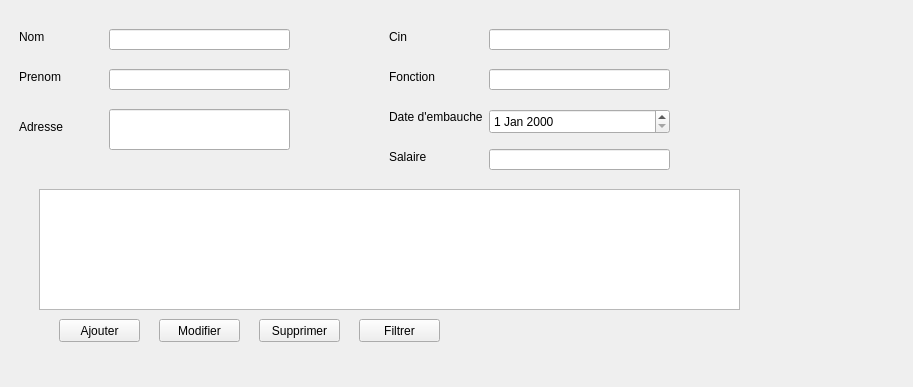
The window that mainwindow.ui (Rolerdxx/Gestion-des-employes-QT-CPP) describes before a commit, drawn with Qt 5.
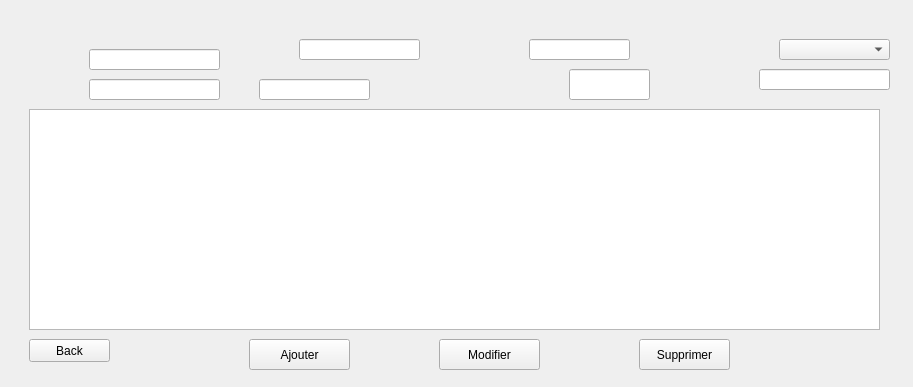
The same window after the commit. The open tabs and pages were chosen to show the change. Icons and pictures are not drawn.

Diff of the .ui file:
```diff
--- a/mainwindow.ui
+++ b/mainwindow.ui
@@ -19,6 +19,9 @@
   <property name="windowTitle">
    <string>MainWindow</string>
   </property>
+  <property name="styleSheet">
+   <string notr="true">QMainWindow {background-image: url(./images/2.png);}</string>
+  </property>
   <widget class="QWidget" name="centralwidget">
    <layout class="QHBoxLayout" name="horizontalLayout">
     <item>
@@ -127,9 +130,9 @@
        <widget class="QLineEdit" name="Nom_edit">
         <property name="geometry">
          <rect>
-          <x>100</x>
-          <y>20</y>
-          <width>181</width>
+          <x>80</x>
+          <y>40</y>
+          <width>131</width>
           <height>21</height>
          </rect>
         </property>
@@ -137,19 +140,19 @@
        <widget class="QLineEdit" name="Adr_edit">
         <property name="geometry">
          <rect>
-          <x>100</x>
-          <y>100</y>
-          <width>181</width>
-          <height>41</height>
+          <x>290</x>
+          <y>30</y>
+          <width>121</width>
+          <height>21</height>
          </rect>
         </property>
        </widget>
        <widget class="QLineEdit" name="Prenom_edit">
         <property name="geometry">
          <rect>
-          <x>100</x>
-          <y>60</y>
-          <width>181</width>
+          <x>80</x>
+          <y>70</y>
+          <width>131</width>
           <height>21</height>
          </rect>
         </property>
@@ -157,9 +160,9 @@
        <widget class="QLineEdit" name="Cin_edit">
         <property name="geometry">
          <rect>
-          <x>480</x>
-          <y>20</y>
-          <width>181</width>
+          <x>250</x>
+          <y>70</y>
+          <width>111</width>
           <height>21</height>
          </rect>
         </property>
@@ -167,118 +170,30 @@
        <widget class="QLineEdit" name="Fct_edit">
         <property name="geometry">
          <rect>
-          <x>480</x>
-          <y>60</y>
-          <width>181</width>
-          <height>21</height>
-         </rect>
-        </property>
-       </widget>
-       <widget class="QLabel" name="label_3">
-        <property name="geometry">
-         <rect>
-          <x>10</x>
-          <y>20</y>
-          <width>49</width>
-          <height>16</height>
-         </rect>
-        </property>
-        <property name="text">
-         <string>Nom</string>
-        </property>
-       </widget>
-       <widget class="QLabel" name="label_4">
-        <property name="geometry">
-         <rect>
-          <x>10</x>
-          <y>60</y>
-          <width>49</width>
-          <height>16</height>
-         </rect>
-        </property>
-        <property name="text">
-         <string>Prenom</string>
-        </property>
-       </widget>
-       <widget class="QLabel" name="label_6">
-        <property name="geometry">
-         <rect>
-          <x>10</x>
-          <y>110</y>
-          <width>49</width>
-          <height>16</height>
-         </rect>
-        </property>
-        <property name="text">
-         <string>Adresse</string>
-        </property>
-       </widget>
-       <widget class="QLabel" name="label_7">
-        <property name="geometry">
-         <rect>
-          <x>380</x>
-          <y>20</y>
-          <width>49</width>
-          <height>16</height>
-         </rect>
-        </property>
-        <property name="text">
-         <string>Cin</string>
-        </property>
-       </widget>
-       <widget class="QLabel" name="label_10">
-        <property name="geometry">
-         <rect>
-          <x>380</x>
-          <y>60</y>
-          <width>49</width>
-          <height>16</height>
-         </rect>
-        </property>
-        <property name="text">
-         <string>Fonction</string>
-        </property>
-       </widget>
-       <widget class="QDateEdit" name="dateEdit">
-        <property name="geometry">
-         <rect>
-          <x>480</x>
-          <y>100</y>
-          <width>181</width>
-          <height>25</height>
-         </rect>
-        </property>
-       </widget>
-       <widget class="QLabel" name="label_11">
-        <property name="geometry">
-         <rect>
-          <x>380</x>
-          <y>100</y>
+          <x>520</x>
+          <y>30</y>
           <width>101</width>
-          <height>16</height>
+          <height>21</height>
          </rect>
         </property>
-        <property name="text">
-         <string>Date d'embauche</string>
-        </property>
        </widget>
        <widget class="QTableView" name="tableView">
         <property name="geometry">
          <rect>
-          <x>30</x>
-          <y>180</y>
-          <width>701</width>
-          <height>121</height>
+          <x>20</x>
+          <y>100</y>
+          <width>851</width>
+          <height>221</height>
          </rect>
         </property>
        </widget>
        <widget class="QToolButton" name="Ajouter_btn">
         <property name="geometry">
          <rect>
-          <x>50</x>
-          <y>310</y>
-          <width>81</width>
-          <height>23</height>
+          <x>240</x>
+          <y>330</y>
+          <width>101</width>
+          <height>31</height>
          </rect>
         </property>
         <property name="text">
@@ -288,10 +203,10 @@
        <widget class="QToolButton" name="Modifier_btn">
         <property name="geometry">
          <rect>
-          <x>150</x>
-          <y>310</y>
-          <width>81</width>
-          <height>23</height>
+          <x>430</x>
+          <y>330</y>
+          <width>101</width>
+          <height>31</height>
          </rect>
         </property>
         <property name="text">
@@ -301,23 +216,23 @@
        <widget class="QToolButton" name="Filtrer_btn">
         <property name="geometry">
          <rect>
-          <x>350</x>
-          <y>310</y>
+          <x>20</x>
+          <y>330</y>
           <width>81</width>
           <height>23</height>
          </rect>
         </property>
         <property name="text">
-         <string>Filtrer</string>
+         <string>Back</string>
         </property>
        </widget>
        <widget class="QToolButton" name="Supp_btn">
         <property name="geometry">
          <rect>
-          <x>250</x>
-          <y>310</y>
-          <width>81</width>
-          <height>23</height>
+          <x>630</x>
+          <y>330</y>
+          <width>91</width>
+          <height>31</height>
          </rect>
         </property>
         <property name="text">
@@ -327,9 +242,9 @@
        <widget class="QLineEdit" name="Salaire_edit_3">
         <property name="geometry">
          <rect>
-          <x>480</x>
-          <y>140</y>
-          <width>181</width>
+          <x>750</x>
+          <y>60</y>
+          <width>131</width>
           <height>21</height>
          </rect>
         </property>
@@ -337,17 +252,24 @@
          <string/>
         </property>
        </widget>
-       <widget class="QLabel" name="label_29">
+       <widget class="QLineEdit" name="dateEdit">
         <property name="geometry">
          <rect>
-          <x>380</x>
-          <y>140</y>
-          <width>49</width>
-          <height>16</height>
+          <x>560</x>
+          <y>60</y>
+          <width>81</width>
+          <height>31</height>
          </rect>
         </property>
-        <property name="text">
-         <string>Salaire</string>
+       </widget>
+       <widget class="QComboBox" name="depa">
+        <property name="geometry">
+         <rect>
+          <x>770</x>
+          <y>30</y>
+          <width>111</width>
+          <height>21</height>
+         </rect>
         </property>
        </widget>
       </widget>
```
Left out of the diff: 317 changed lines with no effect on the pictures.
